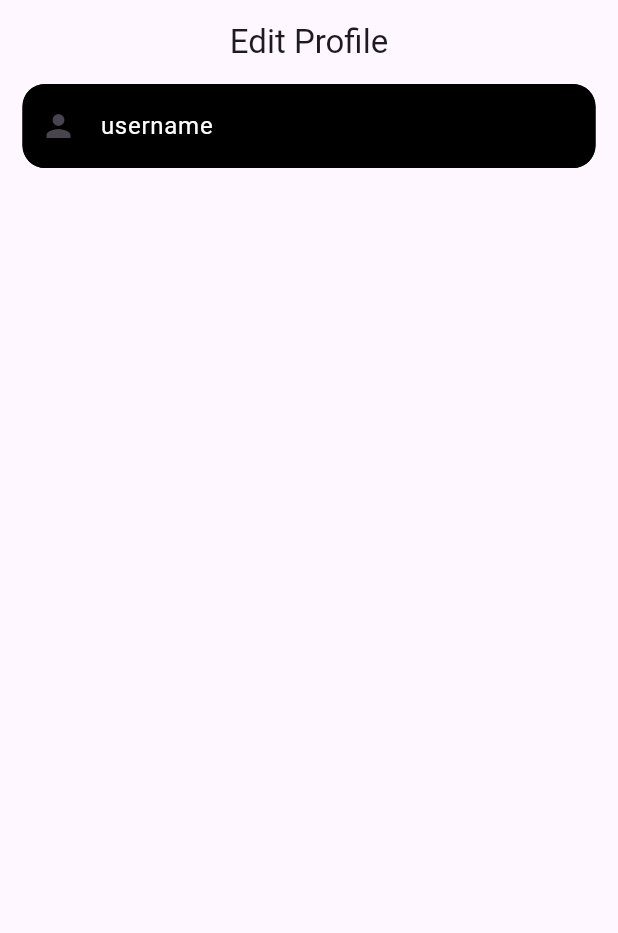
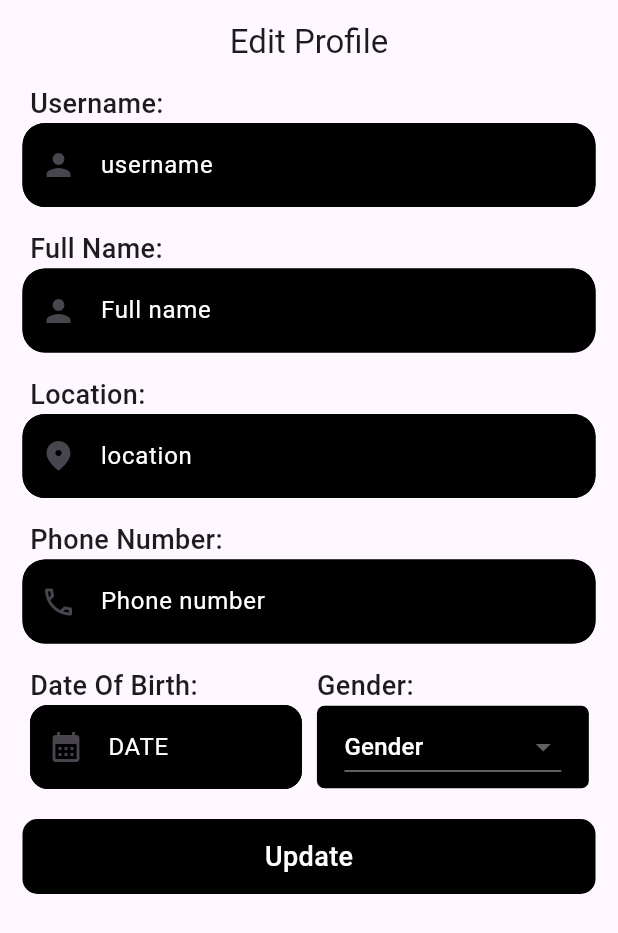
Before and after one commit to ad-ng/quickchance_app, a Flutter app: the EditProfile screen opened by its route, on a phone screen of 412 x 824 dp. Shown: the top 933 px of the screen. Run offline on Flutter 3.47's test engine with Material 3 defaults, Android fonts, the phone set to English and light mode, and no system bars; our stand-ins replace dio, flutter_bloc, go_router, shared_preferences; accounts and stored records are empty.

Commit message:
finishing edit profile ui

```diff
--- a/lib/features/profile/presentation/pages/changePassword.dart
+++ b/lib/features/profile/presentation/pages/changePassword.dart
@@ -93,7 +93,7 @@ class _ChangePasswordState extends State<ChangePassword> {
                     (isLoading)
                         ? CircularProgressIndicator.adaptive()
                         : Text(
-                          'Log in',
+                          'Update',
                           style: TextStyle(
                             color: Colors.white,
                             fontSize: 18,
--- a/lib/features/profile/presentation/pages/editProfile.dart
+++ b/lib/features/profile/presentation/pages/editProfile.dart
@@ -1,5 +1,7 @@
 import 'package:flutter/material.dart';
 import 'package:quickchance_app/features/auth/presentation/widgets/myInput.dart';
+import 'package:quickchance_app/features/profile/presentation/widgets/dob_input.dart';
+import 'package:quickchance_app/features/profile/presentation/widgets/gender_picker.dart';
 
 class EditProfile extends StatefulWidget {
   const EditProfile({super.key});
@@ -9,17 +11,154 @@ class EditProfile extends StatefulWidget {
 }
 
 class _EditProfileState extends State<EditProfile> {
+  TextEditingController username = TextEditingController();
+  TextEditingController fullname = TextEditingController();
+  TextEditingController location = TextEditingController();
+  TextEditingController phoneNumber = TextEditingController();
+  TextEditingController dob = TextEditingController();
+  TextEditingController gender = TextEditingController();
+  bool isLoading = false;
   @override
   Widget build(BuildContext context) {
     return Scaffold(
       appBar: AppBar(title: Text('Edit Profile'), centerTitle: true),
       body: Column(
+        mainAxisAlignment: MainAxisAlignment.start,
+        crossAxisAlignment: CrossAxisAlignment.start,
         children: [
+          Padding(
+            padding: const EdgeInsets.only(left: 20),
+            child: Text(
+              'Username:',
+              style: TextStyle(fontSize: 18, fontWeight: FontWeight.w500),
+            ),
+          ),
           MyInput(
             hintText: 'username',
             suffixIcon: Icon(Icons.person),
             isPassword: false,
-            textEditingController: TextEditingController(),
+            textEditingController: username,
+          ),
+          Padding(
+            padding: const EdgeInsets.only(left: 20),
+            child: Text(
+              'Full Name:',
+              style: TextStyle(fontSize: 18, fontWeight: FontWeight.w500),
+            ),
+          ),
+          MyInput(
+            hintText: 'Full name',
+            suffixIcon: Icon(Icons.person),
+            isPassword: false,
+            textEditingController: fullname,
+          ),
+          Padding(
+            padding: const EdgeInsets.only(left: 20),
+            child: Text(
+              'Location:',
+              style: TextStyle(fontSize: 18, fontWeight: FontWeight.w500),
+            ),
+          ),
+          MyInput(
+            hintText: 'location',
+            suffixIcon: Icon(Icons.location_on_rounded),
+            isPassword: false,
+            textEditingController: location,
+          ),
+          Padding(
+            padding: const EdgeInsets.only(left: 20),
+            child: Text(
+              'Phone Number:',
+              style: TextStyle(fontSize: 18, fontWeight: FontWeight.w500),
+            ),
+          ),
+          MyInput(
+            hintText: 'Phone number',
+            suffixIcon: Icon(Icons.phone_outlined),
+            isPassword: false,
+            textEditingController: phoneNumber,
+          ),
+
+          Row(
+            children: [
+              Column(
+                mainAxisAlignment: MainAxisAlignment.start,
+                crossAxisAlignment: CrossAxisAlignment.start,
+                children: [
+                  Padding(
+                    padding: const EdgeInsets.only(left: 20),
+                    child: Text(
+                      'Date Of Birth:',
+                      style: TextStyle(
+                        fontSize: 18,
+                        fontWeight: FontWeight.w500,
+                      ),
+                    ),
+                  ),
+                  DobInput(dobController: dob),
+                ],
+              ),
+              SizedBox(width: 10),
+              Column(
+                crossAxisAlignment: CrossAxisAlignment.start,
+                children: [
+                  Text(
+                    'Gender:',
+                    style: TextStyle(fontSize: 18, fontWeight: FontWeight.w500),
+                  ),
+                  GenderPicker(genderController: gender),
+                ],
+              ),
+            ],
+          ),
+          GestureDetector(
+            onTap: () async {
+              setState(() {
+                isLoading = true;
+              });
+              if (isLoading) {
+                if (username.text.isEmpty) {
+                  ScaffoldMessenger.of(context).showSnackBar(
+                    SnackBar(
+                      content: Center(
+                        child: Text(
+                          'New Password mismatches with Confirm Password',
+                          style: TextStyle(
+                            fontSize: 20,
+                            fontWeight: FontWeight.bold,
+                          ),
+                        ),
+                      ),
+                    ),
+                  );
+                  setState(() {
+                    isLoading = false;
+                  });
+                } else {}
+              }
+            },
+            child: Container(
+              width: MediaQuery.of(context).size.width,
+              height: 50,
+              margin: EdgeInsets.only(left: 15, right: 15, top: 20),
+              decoration: BoxDecoration(
+                color: Colors.black,
+                borderRadius: BorderRadius.circular(10),
+              ),
+              child: Center(
+                child:
+                    (isLoading)
+                        ? CircularProgressIndicator.adaptive()
+                        : Text(
+                          'Update',
+                          style: TextStyle(
+                            color: Colors.white,
+                            fontSize: 18,
+                            fontWeight: FontWeight.w500,
+                          ),
+                        ),
+              ),
+            ),
           ),
         ],
       ),
--- /dev/null
+++ b/lib/features/profile/presentation/widgets/dob_input.dart
@@ -0,0 +1,73 @@
+import 'package:flutter/material.dart';
+
+class DobInput extends StatefulWidget {
+  final TextEditingController dobController;
+
+  const DobInput({super.key, required this.dobController});
+
+  @override
+  State<DobInput> createState() => _DobInputState();
+}
+
+class _DobInputState extends State<DobInput> {
+  @override
+  Widget build(BuildContext context) {
+    Future<void> selectDate() async {
+      // Calculate the date 18 years ago from today
+      DateTime today = DateTime.now();
+      DateTime minDate = DateTime(today.year - 18, today.month, today.day);
+
+      DateTime? picked = await showDatePicker(
+        context: context,
+        firstDate: DateTime(1970),
+        lastDate: minDate,
+        initialDate: minDate, // Set initial date as the minimum date
+        builder: (context, child) {
+          return Theme(
+            data: ThemeData.light().copyWith(
+              primaryColor: Colors.blue,
+              // accentColor: Colors.blue,
+              buttonTheme: ButtonThemeData(textTheme: ButtonTextTheme.primary),
+            ),
+            child: child!,
+          );
+        },
+      );
+
+      if (picked != null) {
+        setState(() {
+          widget.dobController.text = '${picked.toIso8601String()}z';
+        });
+      }
+    }
+
+    return Padding(
+      padding: const EdgeInsets.only(left: 20),
+      child: SizedBox(
+        width: MediaQuery.of(context).size.width * 0.44,
+        child: TextFormField(
+          style: TextStyle(color: Colors.white),
+          controller: widget.dobController,
+          decoration: InputDecoration(
+            prefixIcon: Icon(Icons.calendar_month),
+            enabledBorder: OutlineInputBorder(
+              borderRadius: BorderRadius.circular(12),
+            ),
+            focusedBorder: OutlineInputBorder(
+              borderRadius: BorderRadius.circular(12),
+            ),
+            fillColor: Colors.black,
+            filled: true,
+            hintText: 'DATE',
+            hintStyle: TextStyle(
+              fontWeight: FontWeight.w400,
+              color: Colors.white,
+            ),
+          ),
+          readOnly: true,
+          onTap: () => selectDate(),
+        ),
+      ),
+    );
+  }
+}
--- /dev/null
+++ b/lib/features/profile/presentation/widgets/gender_picker.dart
@@ -0,0 +1,68 @@
+import 'package:flutter/material.dart';
+
+class GenderPicker extends StatefulWidget {
+  final TextEditingController genderController;
+  const GenderPicker({super.key, required this.genderController});
+
+  @override
+  State<GenderPicker> createState() => _GenderPickerState();
+}
+
+String dropDownValue = 'Gender';
+
+class _GenderPickerState extends State<GenderPicker> {
+  @override
+  Widget build(BuildContext context) {
+    return SizedBox(
+      height: 55,
+      width: MediaQuery.of(context).size.width * 0.44,
+      child: Container(
+        decoration: BoxDecoration(
+          color: Colors.black,
+          borderRadius: BorderRadius.circular(5),
+        ),
+        child: Center(
+          child: DropdownButton<String>(
+            value: dropDownValue,
+            onChanged: (String? newValue) {
+              setState(() {
+                dropDownValue = newValue!;
+                widget.genderController.text = newValue;
+              });
+            },
+            items: [
+              DropdownMenuItem<String>(
+                value: 'Gender',
+                child: Text('Gender', style: TextStyle(color: Colors.white)),
+              ),
+              DropdownMenuItem<String>(
+                value: 'male',
+                child: Row(
+                  children: [
+                    Text('male'),
+                    SizedBox(width: 10),
+                    Icon(Icons.male, color: Colors.redAccent),
+                  ],
+                ),
+              ),
+              DropdownMenuItem<String>(
+                value: 'female',
+                child: Row(
+                  children: [
+                    Text('female'),
+                    SizedBox(width: 10),
+                    Icon(Icons.female, color: Colors.lightBlueAccent),
+                  ],
+                ),
+              ),
+              DropdownMenuItem<String>(
+                value: 'none',
+                child: Row(children: [Text('Prefer not to say')]),
+              ),
+            ],
+          ),
+        ),
+      ),
+    );
+  }
+}
```
